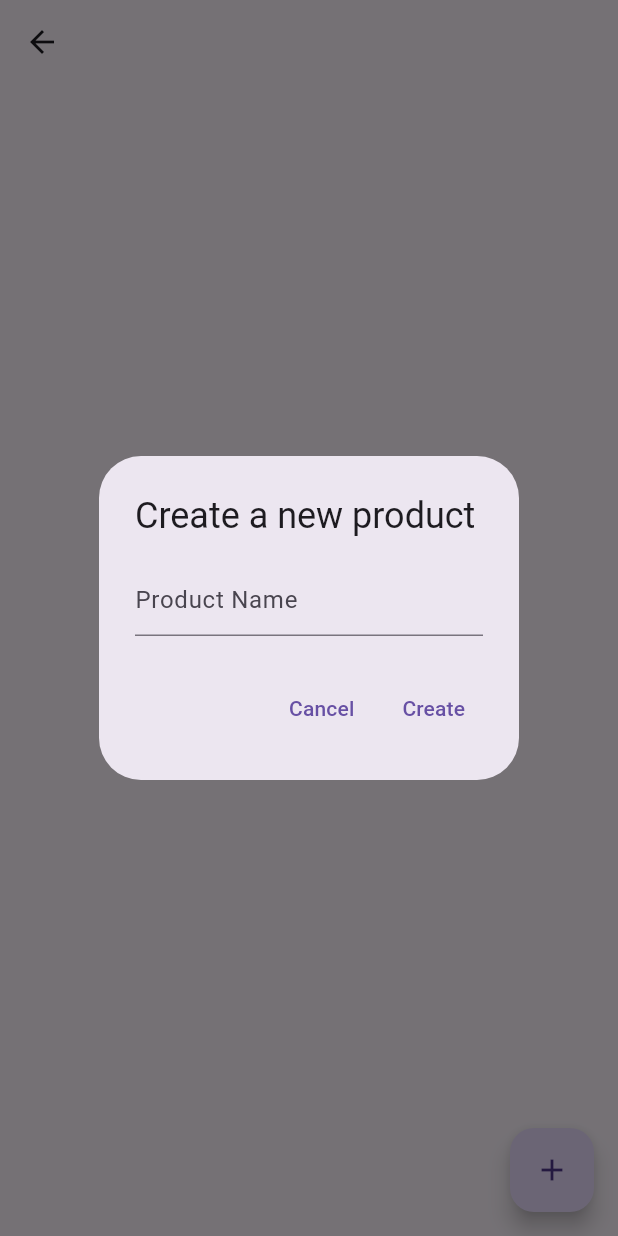
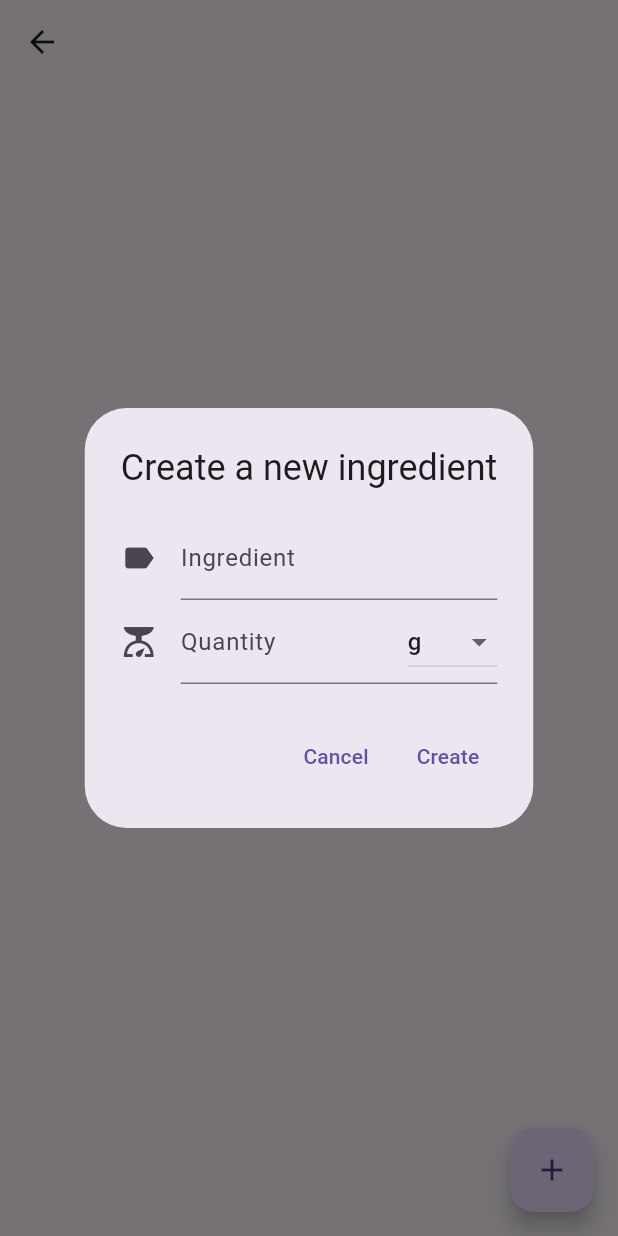
Before and after one commit to sdw2302/costpricecalc, a Flutter app: the IngredientsMenuListView screen opened directly with empty values, after a tap on the "add" icon, on a phone screen of 412 x 824 dp. Run offline on Flutter 3.47's test engine with Material 3 defaults, Android fonts, the phone set to English and light mode, and no system bars; generated files the repository leaves out were written again.

Commit message:
ingredients counter on product

```diff
--- a/lib/src/ingredients_menu/ingredients_item.dart
+++ b/lib/src/ingredients_menu/ingredients_item.dart
@@ -1,6 +1,8 @@
 class IngredientsItem{
-  const IngredientsItem(this.id, this.name);
+  const IngredientsItem(this.id, this.name, this.quantity, this.unit);
 
   final int id;
   final String name;
+  final double quantity;
+  final String unit;
 }
--- a/lib/src/ingredients_menu/ingredients_menu_list_view.dart
+++ b/lib/src/ingredients_menu/ingredients_menu_list_view.dart
@@ -18,7 +18,8 @@ class _IngredientsMenuListViewState extends State<IngredientsMenuListView> {
   late List<IngredientsItem> items;
 
   int id = 0;
-  TextEditingController _textFieldController = TextEditingController();
+  TextEditingController _nameFieldController = TextEditingController();
+  TextEditingController _quantityFieldController = TextEditingController();
 
   @override
   void initState() {
@@ -61,10 +62,16 @@ class _IngredientsMenuListViewState extends State<IngredientsMenuListView> {
               leading: const CircleAvatar(
                 foregroundImage: AssetImage('assets/images/flutter_logo.png'),
               ),
-              trailing: const Icon(
+              trailing: Row(
+                mainAxisSize: MainAxisSize.min,
+                children: [
+                  Text('${item.quantity} ${item.unit}'),
+                  const Icon(
                     Icons.arrow_right,
                     color: Colors.grey,
                   ),
+                ],
+              )
             ),
           );
         },
@@ -80,38 +87,100 @@ class _IngredientsMenuListViewState extends State<IngredientsMenuListView> {
     );
   }
 
-  Future<void> _displayTextInputDialog(BuildContext context) async{
-    _textFieldController.text = '';
+  Future<void> _displayTextInputDialog(BuildContext context) async {
+  _nameFieldController.text = '';
+  _quantityFieldController.text = '';
+  String selectedUnit = 'g';
+
   return showDialog(
     context: context,
     builder: (context) {
       return AlertDialog(
-          title: const Text('Create a new product'),
-          content: TextField(
-            controller: _textFieldController,
-            decoration: const InputDecoration(hintText: 'Product Name'),
+        title: const Text('Create a new ingredient'),
+        content: StatefulBuilder(
+          builder: (BuildContext context, StateSetter setState) {
+            return Form(
+              child: ListView(
+                shrinkWrap: true,
+                children: [
+                  TextFormField(
+                    controller: _nameFieldController,
+                    decoration: const InputDecoration(
+                      icon: Icon(Icons.label),
+                      labelText: 'Ingredient',
+                      hintText: 'Ingredient name',
+                    ),
+                  ),
+                  TextFormField(
+                    controller: _quantityFieldController,
+                    decoration: InputDecoration(
+                      icon: const Icon(Icons.scale),
+                      labelText: 'Quantity',
+                      hintText: 'Quantity of ingredient needed',
+                      suffixIcon: DropdownButton<String>(
+                        value: selectedUnit,
+                        icon: const Icon(Icons.arrow_drop_down),
+                        onChanged: (String? newValue) {
+                          setState(() {
+                            selectedUnit = newValue ?? 'g';
+                          });
+                        },
+                        items: <String>[
+                          'g', 'kg', 'l', 'ml', 'tbsp', 'tsp', 'pnch', 'pc/s'
+                        ].map<DropdownMenuItem<String>>((String value) {
+                          return DropdownMenuItem<String>(
+                            value: value,
+                            child: Text(value),
+                          );
+                        }).toList(),
+                      ),
+                    ),
+                    keyboardType: const TextInputType.numberWithOptions(decimal: true),
+                  ),
+                ],
+              ),
+            );
+          },
         ),
         actions: [
           TextButton(
             onPressed: () {
               Navigator.pop(context);
             },
-              child: const Text('Cancel')
+            child: const Text('Cancel'),
           ),
           TextButton(
             onPressed: () {
+              try {
+                double value = double.parse(_quantityFieldController.text);
+
                 setState(() {
-                  items.add(IngredientsItem(id, _textFieldController.text));
-                  widget.item.ingredientsList.add(IngredientsItem(id, _textFieldController.text));
+                  items.add(IngredientsItem(id, _nameFieldController.text, value, selectedUnit));
                 });
+
+                widget.item.ingredientsList.add(IngredientsItem(id, _nameFieldController.text, value, selectedUnit));
                 id++;
+              } catch (e) {
+                showSnackBar('An error occurred when creating the ingredient');
+              }
               Navigator.pop(context);
             },
-              child: const Text('Create')
-            )
+            child: const Text('Create'),
+          ),
         ],
       );
+    },
+  );
 }
+
+
+  void showSnackBar(String message){
+    final messenger = ScaffoldMessenger.of(context);
+
+    messenger.removeCurrentSnackBar();
+
+    messenger.showSnackBar(
+      SnackBar(content: Text(message))
     );
   }
 }
```
Also changed, not shown: lib/src/products_menu/products_menu_list_view.dart (+48 -6 lines). Lines whose indentation alone changed are shown as unchanged.
